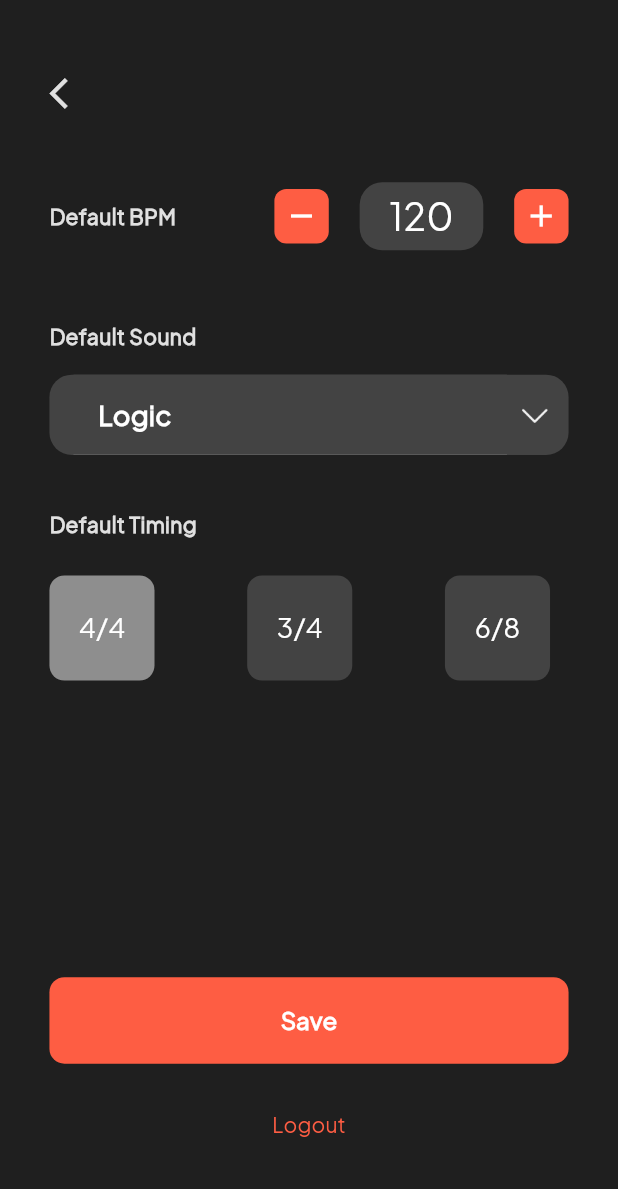
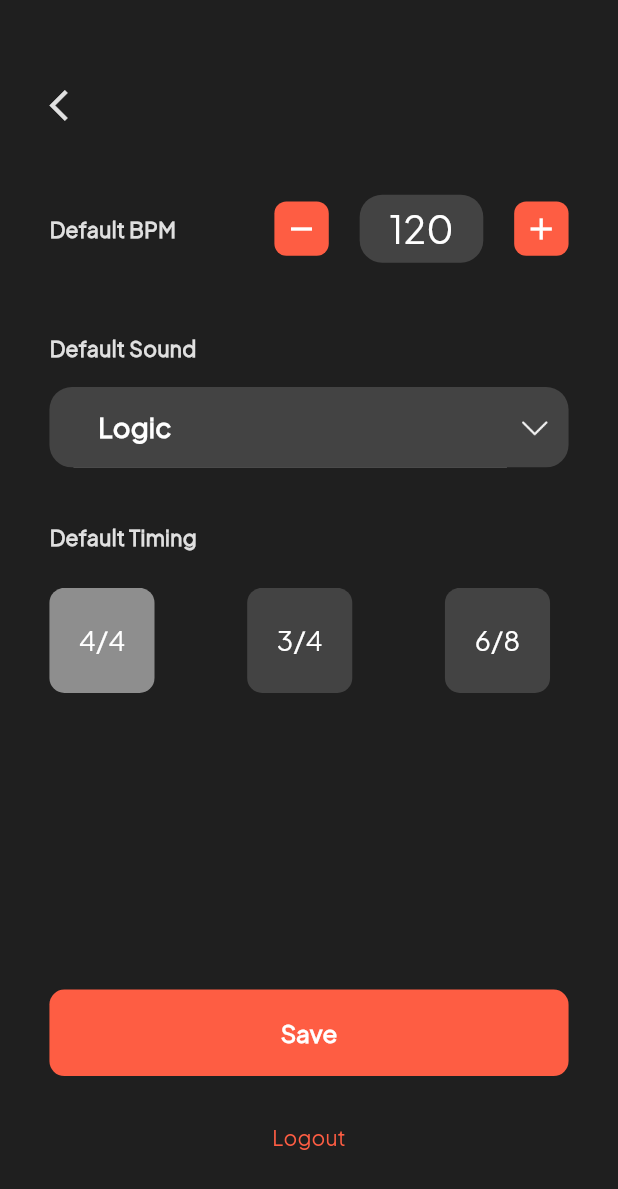
Before and after one commit to Zakariya5567/flutter-jhg-rhythm-master, a Flutter app: the SettingScreen screen opened directly, on a phone screen of 412 x 824 dp. Shown: the top 1189 px of the screen. Run offline on Flutter 3.47's test engine with Material 2 defaults, Android fonts, the phone set to English and light mode, and no system bars; our stand-ins replace just_audio, package_info_plus; missing offline and left inert: reg_page.

Commit message:
move back button down a little

```diff
--- a/lib/screens/setting_screen.dart
+++ b/lib/screens/setting_screen.dart
@@ -56,7 +56,7 @@ class _SettingScreenState extends State<SettingScreen> {
         child: Consumer<SettingProvider>(builder: (context, controller, child) {
           return Padding(
             padding: EdgeInsets.only(
-              top: height * 0.06,
+              top: height * 0.07,
               left: width * 0.08,
               right: width * 0.08,
             ),
```
